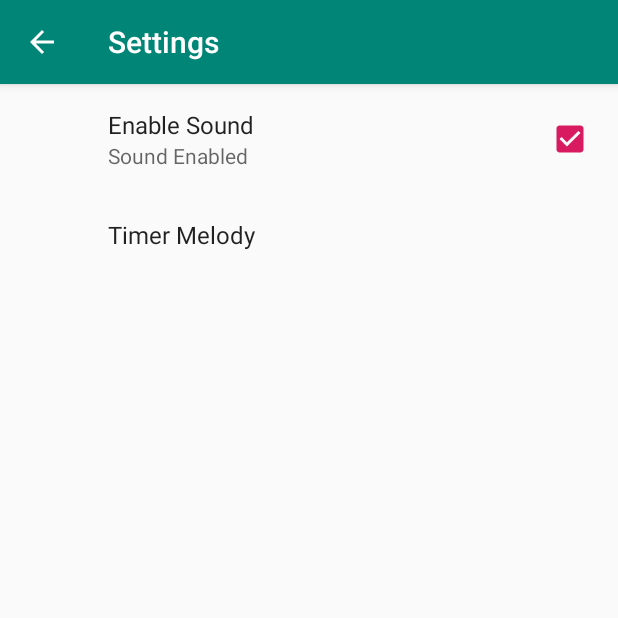
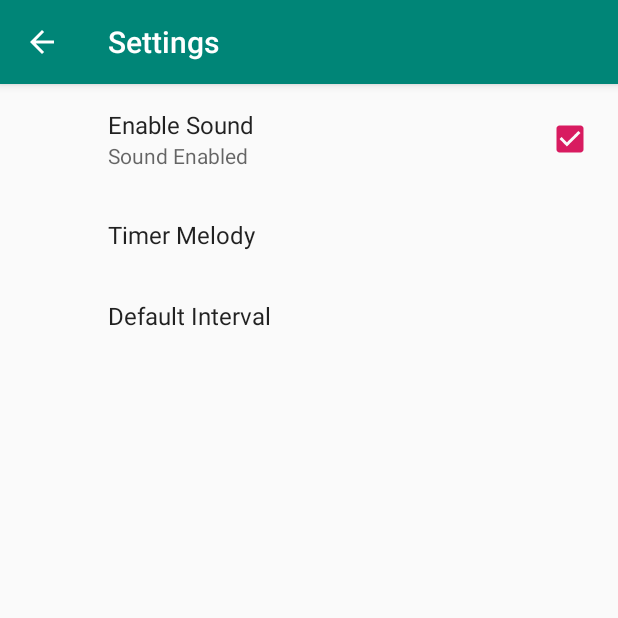
Before and after one commit to omelchenkoaleks/CoolTimer, an Android app: the screen it shows after launch (SettingsActivity), in the options menu, after a tap on "Settings", on a phone screen of 412 x 824 dp, the top half of it. Run offline under Robolectric (Android 15) with nearby library versions, the light colour scheme and no system bars; our stand-ins replace androidx.preference.

Commit message:
используем EditTextPreference чтобы менять значение таймера по умолчанию в настройках ...

```diff
--- a/app/src/main/java/com/omelchenkoaleks/cooltimer/MainActivity.java
+++ b/app/src/main/java/com/omelchenkoaleks/cooltimer/MainActivity.java
@@ -22,6 +22,7 @@ public class MainActivity extends AppCompatActivity {
     boolean isTimerOn;
     Button mButton;
     CountDownTimer mCountDownTimer;
+    int defaultInterval;
 
     @Override
     protected void onCreate(Bundle savedInstanceState) {
@@ -33,7 +34,7 @@ public class MainActivity extends AppCompatActivity {
         mButton = findViewById(R.id.button);
 
         mSeekBar.setMax(600);
-        mSeekBar.setProgress(30);
+        setIntervalFromSharedPreference(PreferenceManager.getDefaultSharedPreferences(this));
         isTimerOn = false;
 
         mSeekBar.setOnSeekBarChangeListener(new SeekBar.OnSeekBarChangeListener() {
@@ -122,11 +123,10 @@ public class MainActivity extends AppCompatActivity {
 
     private void resetTimer() {
         mCountDownTimer.cancel();
-        mTextView.setText(R.string._00_30);
         mButton.setText(R.string.start);
         mSeekBar.setEnabled(true);
-        mSeekBar.setProgress(30);
         isTimerOn = false;
+        setIntervalFromSharedPreference(PreferenceManager.getDefaultSharedPreferences(this));
     }
 
     @Override
@@ -153,4 +153,10 @@ public class MainActivity extends AppCompatActivity {
 
         return super.onOptionsItemSelected(item);
     }
+
+    private void setIntervalFromSharedPreference(SharedPreferences sharedPreference) {
+        defaultInterval = Integer.valueOf(sharedPreference.getString("default interval", "30"));
+        mTextView.setText("00:" + defaultInterval);
+        mSeekBar.setProgress(defaultInterval);
+    }
 }
--- a/app/src/main/res/xml/timer_preferences.xml
+++ b/app/src/main/res/xml/timer_preferences.xml
@@ -15,5 +15,9 @@
         android:entries="@array/pref_timer_melody_labels"
         android:entryValues="@array/pref_timer_melody_values"/>
 
+    <EditTextPreference
+        android:title="Default Interval"
+        android:key="default interval"
+        android:defaultValue="30"/>
 
 </PreferenceScreen>
```
